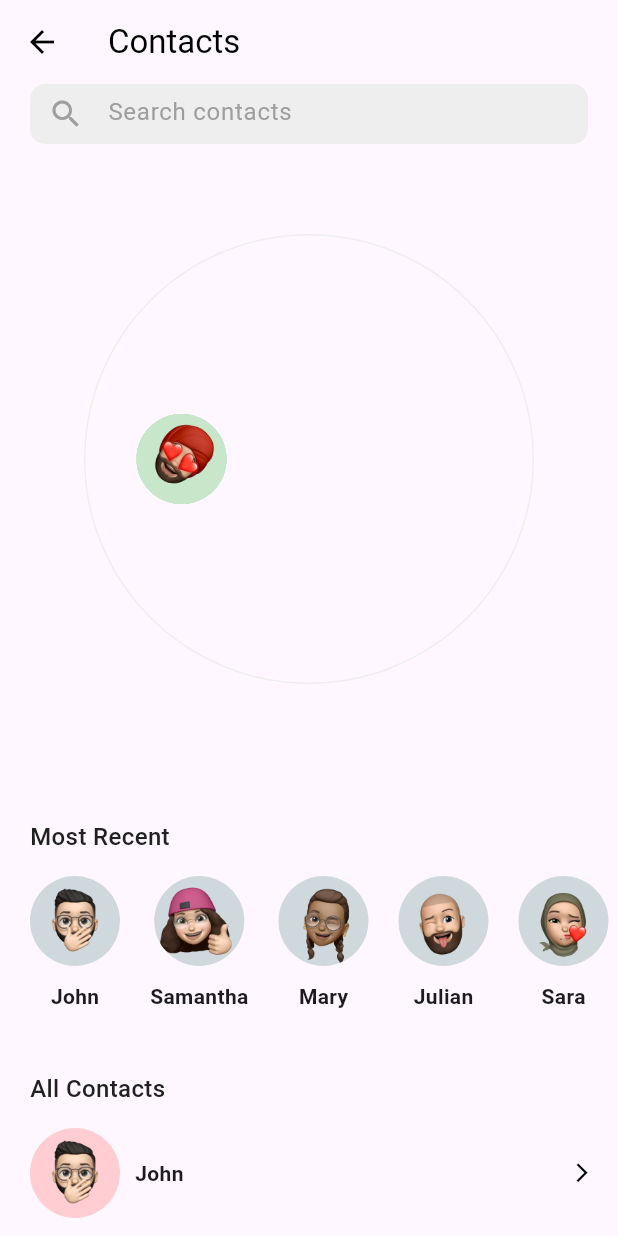
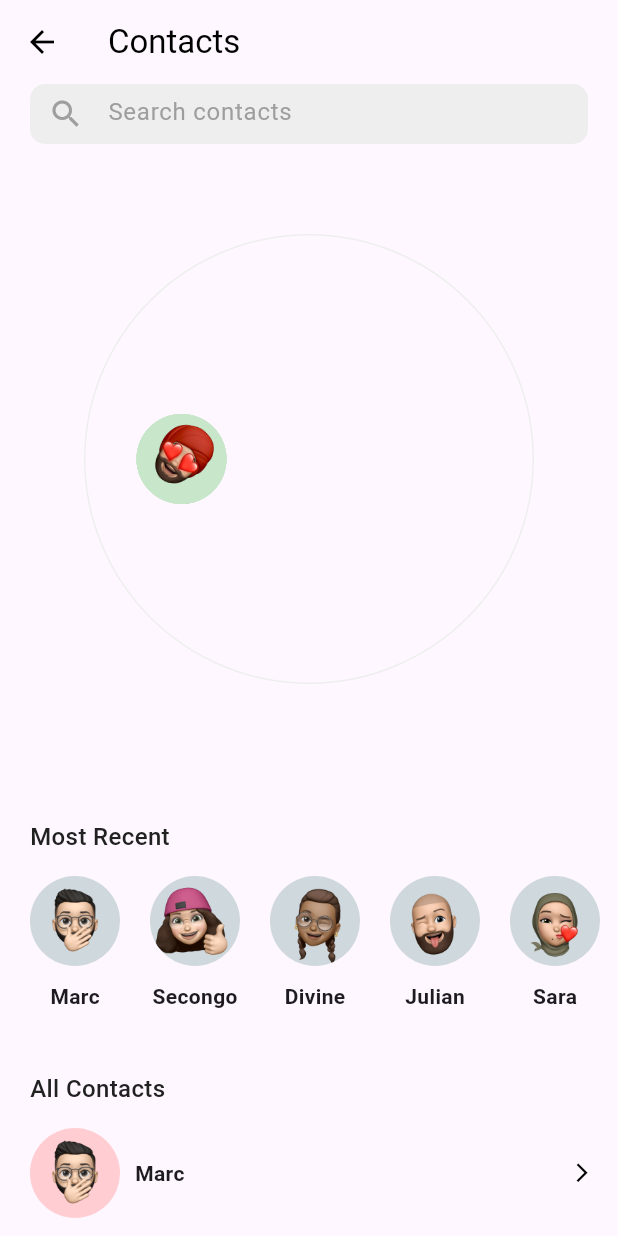
Before and after one commit to ikhela-04KK/CryptoWallet-v.1, a Flutter app: the ContactPage screen opened directly, on a phone screen of 412 x 824 dp. Run offline on Flutter 3.47's test engine with Material 3 defaults, Android fonts, the phone set to English and light mode, and no system bars; our stand-ins replace animate_do, bouncing_widget, flutter_advanced_drawer, iconsax; missing offline and left inert: align_positioned, pattern_formatter; network calls fail.

Commit message:
suceffuly debug e_wallet

```diff
--- a/lib/main.dart
+++ b/lib/main.dart
@@ -21,9 +21,13 @@ class HomePage extends StatefulWidget {
 }
 
 class _HomePageState extends State<HomePage> {
+
+
   late ScrollController _scrollController;
   bool _isScrolled = false;
 
+  // creation d'une liste dynamic pour les différentes icons de menu
+  // definition d'un fichier underscore pour quelle soit uniquement utilisé dans le fichier dans lequel
   List<dynamic> _services = [
     ['Transfer', Iconsax.export_1, Colors.blue],
     ['Top-up', Iconsax.import, Colors.pink],
--- a/lib/pages/contact.dart
+++ b/lib/pages/contact.dart
@@ -15,15 +15,15 @@ class ContactPage extends StatefulWidget {
 class _ContactPageState extends State<ContactPage> {
   List<dynamic> _contacts = [
     {
-      'name': 'John',
+      'name': 'Marc',
       'avatar': 'assets/images/avatar-1.png',
     },
     {
-      'name': 'Samantha',
+      'name': 'Secongo',
       'avatar': 'assets/images/avatar-2.png',
     },
     {
-      'name': 'Mary',
+      'name': 'Divine',
       'avatar': 'assets/images/avatar-3.png',
     },
     {
```
